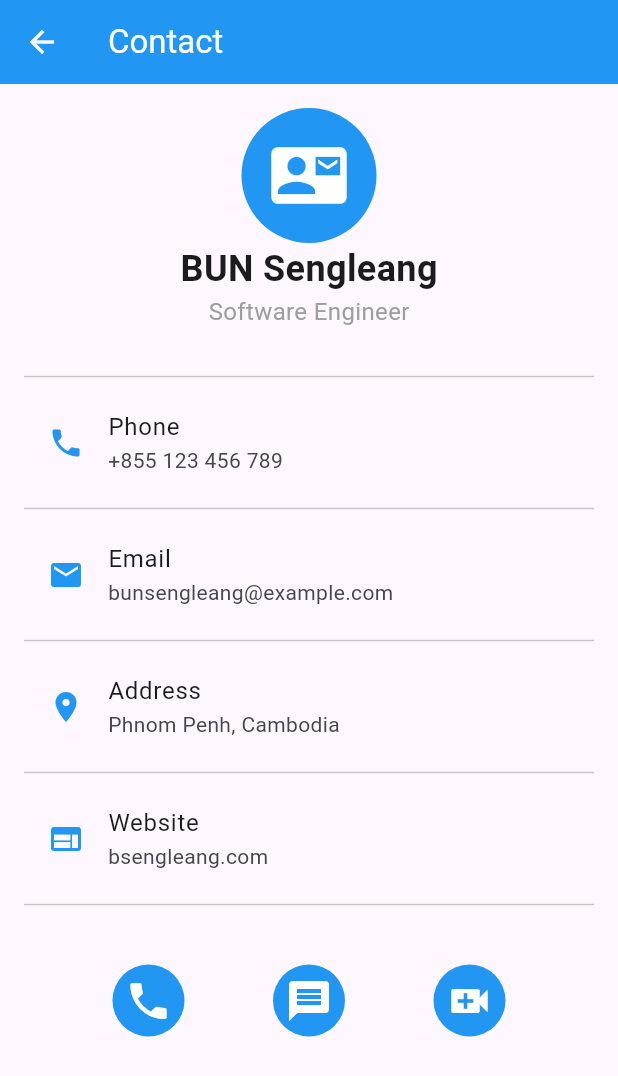
After one commit to GitheTrunk/MA-Lab, a Flutter app: the ContactScreen screen opened by its route, on a phone screen of 412 x 824 dp. The commit adds this screen. Shown: the top 1076 px of the screen. Run offline on Flutter 3.47's test engine with Material 3 defaults, Android fonts, the phone set to English and light mode, and no system bars.

Commit message:
feat:add contact screen

```diff
--- a/lib/routes/route_app.dart
+++ b/lib/routes/route_app.dart
@@ -8,6 +8,7 @@ import 'package:week_3_lab/screens/profile_screen.dart';
 import 'package:week_3_lab/screens/product_screen.dart';
 import 'package:week_3_lab/screens/dashboard_screen.dart';
 import 'package:week_3_lab/screens/social_profile_screen.dart';
+import 'package:week_3_lab/screens/contact_screen.dart';
 
 class RouteApp extends StatelessWidget {
   const RouteApp({super.key});
@@ -27,6 +28,7 @@ class RouteApp extends StatelessWidget {
         "/product": (context) => const ProductScreen(),
         "/dashboard": (context) => const DashboardScreen(),
         "/social": (context) => const SocialProfileScreen(),
+        "/contact": (context) => const ContactScreen(),
       },
       onGenerateRoute: (settings) {
         switch (settings.name) {
@@ -75,6 +77,11 @@ class RouteApp extends StatelessWidget {
               builder: (context) => const SocialProfileScreen(),
               settings: settings,
             );
+          case "/contact":
+            return MaterialPageRoute(
+              builder: (context) => const ContactScreen(),
+              settings: settings,
+            );
           default:
             return null;
         }
--- /dev/null
+++ b/lib/screens/contact_screen.dart
@@ -0,0 +1,105 @@
+import 'package:flutter/material.dart';
+
+class ContactScreen extends StatelessWidget {
+  const ContactScreen({super.key});
+
+  @override
+  Widget build(BuildContext context) {
+    return Scaffold(
+      appBar: AppBar(
+        title: Text("Contact"),
+        backgroundColor: Colors.blue,
+        foregroundColor: Colors.white,
+        centerTitle: false,
+      ),
+      body: Padding(
+        padding: EdgeInsets.all(16),
+        child: Column(
+          mainAxisAlignment: MainAxisAlignment.start,
+          crossAxisAlignment: CrossAxisAlignment.center,
+          children: [
+            CircleAvatar(
+              radius: 45,
+              backgroundColor: Colors.blue,
+              child: Icon(Icons.contact_mail, size: 50, color: Colors.white),
+            ),
+
+            Text(
+              "BUN Sengleang",
+              style: TextStyle(fontSize: 24, fontWeight: FontWeight.bold),
+            ),
+            Text(
+              "Software Engineer",
+              style: TextStyle(fontSize: 16, color: Colors.grey),
+            ),
+            SizedBox(height: 24),
+            Divider(thickness: 1),
+            ListTile(
+              leading: Icon(Icons.phone, color: Colors.blue),
+              title: Text("Phone"),
+              subtitle: Text("+855 123 456 789"),
+            ),
+            Divider(thickness: 1),
+            ListTile(
+              leading: Icon(Icons.email, color: Colors.blue),
+              title: Text("Email"),
+              subtitle: Text("bunsengleang@example.com"),
+            ),
+            Divider(thickness: 1),
+            ListTile(
+              leading: Icon(Icons.location_on, color: Colors.blue),
+              title: Text("Address"),
+              subtitle: Text("Phnom Penh, Cambodia"),
+            ),
+            Divider(thickness: 1),
+            ListTile(
+              leading: Icon(Icons.web, color: Colors.blue),
+              title: Text("Website"),
+              subtitle: Text("bsengleang.com"),
+            ),
+            Divider(thickness: 1),
+            SizedBox(height: 32),
+            Row(
+              mainAxisAlignment: MainAxisAlignment.spaceEvenly,
+              children: [
+                Container(
+                  decoration: BoxDecoration(
+                    color: Colors.blue,
+                    shape: BoxShape.circle,
+                  ),
+                  child: IconButton(
+                    iconSize: 32,
+                    icon: Icon(Icons.phone, color: Colors.white),
+                    onPressed: () {},
+                  ),
+                ),
+                Container(
+                  decoration: BoxDecoration(
+                    color: Colors.blue,
+                    shape: BoxShape.circle,
+                  ),
+                  child: IconButton(
+                    iconSize: 32,
+                    icon: Icon(Icons.message, color: Colors.white),
+                    onPressed: () {},
+                  ),
+                ),
+                Container(
+                  decoration: BoxDecoration(
+                    color: Colors.blue,
+                    shape: BoxShape.circle,
+                  ),
+                  child: IconButton(
+                    iconSize: 32,
+                    icon: Icon(Icons.video_call, color: Colors.white),
+                    onPressed: () {},
+                  ),
+                ),
+              ],
+            ),
+          ],
+        ),
+      ),
+    );
+  }
+}
--- a/lib/screens/home_screen.dart
+++ b/lib/screens/home_screen.dart
@@ -48,6 +48,7 @@ class HomeScreen extends StatelessWidget {
               subMenu: [
                 AppMenuItem(title: 'Profile', route: '/profile'),
                 AppMenuItem(title: 'Social Profile', route: '/social'),
+                AppMenuItem(title: 'Contact', route: '/contact'),
               ],
             ),
             AppMenuItem(
```
